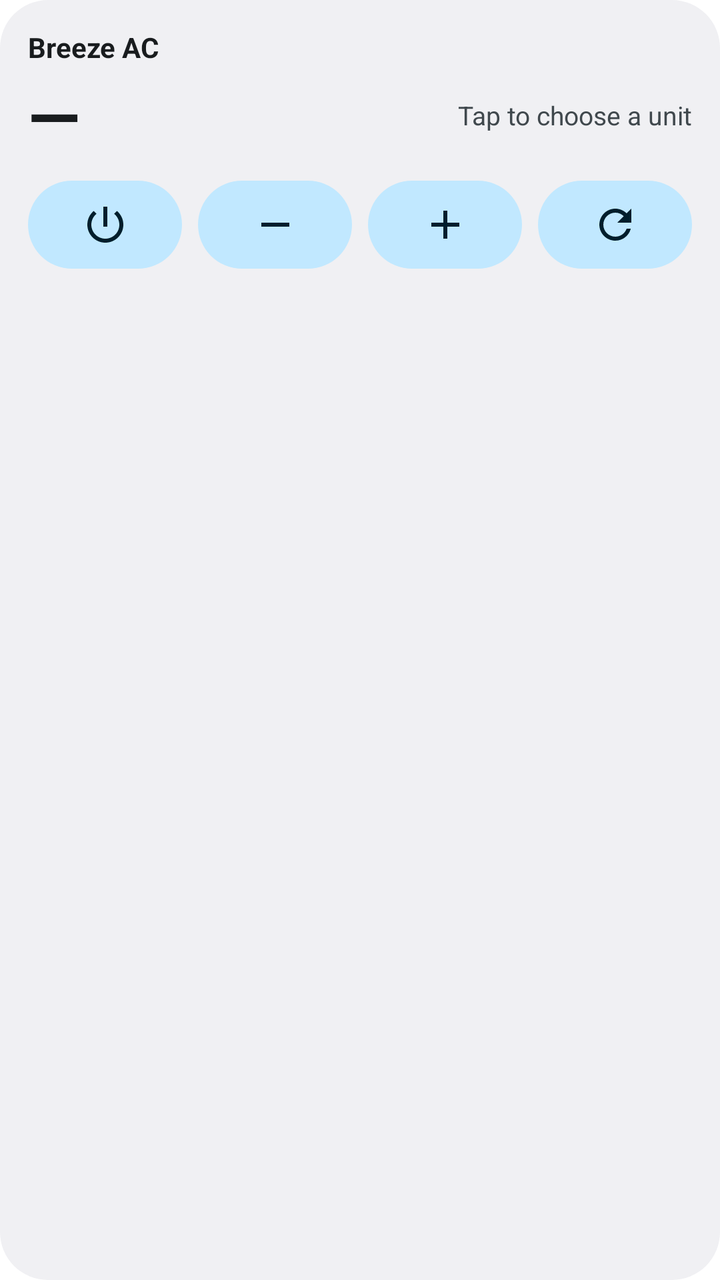
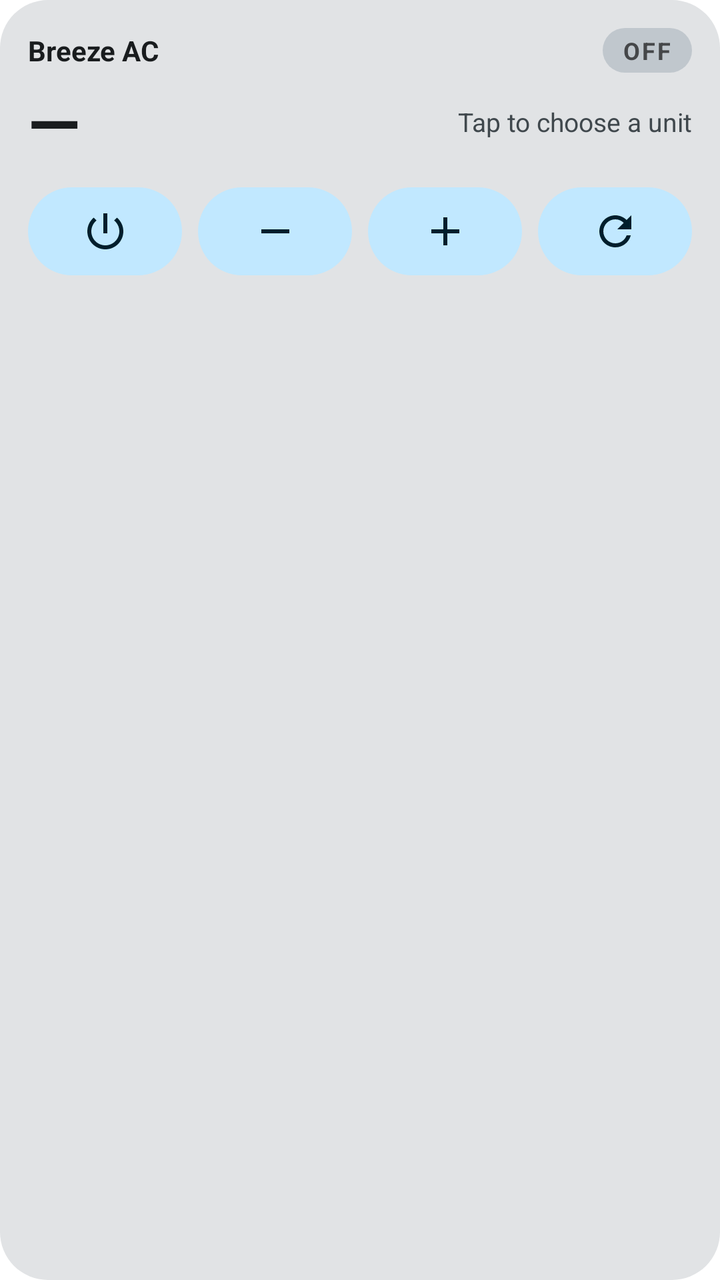

Before-and-after screenshots of an Android layout around one commit, followed by the original layout XML and the change that was made.
<!-- AndroidManifest.xml: fallback theme Theme.MaterialComponents.DayNight.NoActionBar -->
<!-- res/layout/breeze_widget.xml -->
<?xml version="1.0" encoding="utf-8"?>
<LinearLayout xmlns:android="http://schemas.android.com/apk/res/android"
    android:id="@+id/widget_root"
    android:layout_width="match_parent"
    android:layout_height="match_parent"
    android:orientation="vertical"
    android:background="@drawable/breeze_widget_bg"
    android:padding="14dp">

    <TextView
        android:id="@+id/widget_name"
        android:layout_width="match_parent"
        android:layout_height="wrap_content"
        android:maxLines="1"
        android:ellipsize="end"
        android:textStyle="bold"
        android:textSize="14sp"
        android:textColor="@color/widget_text_primary"
        android:text="@string/widget_label" />

    <LinearLayout
        android:layout_width="match_parent"
        android:layout_height="wrap_content"
        android:orientation="horizontal"
        android:gravity="center_vertical"
        android:layout_marginTop="2dp">

        <TextView
            android:id="@+id/widget_temp"
            android:layout_width="0dp"
            android:layout_height="wrap_content"
            android:layout_weight="1"
            android:maxLines="1"
            android:textStyle="bold"
            android:textSize="34sp"
            android:textColor="@color/widget_text_primary"
            android:text="@string/widget_dash" />

        <TextView
            android:id="@+id/widget_mode"
            android:layout_width="wrap_content"
            android:layout_height="wrap_content"
            android:gravity="end"
            android:maxLines="2"
            android:textSize="13sp"
            android:textColor="@color/widget_text_secondary"
            android:text="@string/widget_not_configured" />
    </LinearLayout>

    <LinearLayout
        android:layout_width="match_parent"
        android:layout_height="wrap_content"
        android:orientation="horizontal"
        android:layout_marginTop="10dp">

        <ImageButton
            android:id="@+id/widget_btn_power"
            android:layout_width="0dp"
            android:layout_height="44dp"
            android:layout_weight="1"
            android:background="@drawable/breeze_widget_btn_bg"
            android:src="@drawable/ic_widget_power"
            android:scaleType="centerInside"
            android:padding="8dp"
            android:contentDescription="Power" />

        <ImageButton
            android:id="@+id/widget_btn_minus"
            android:layout_width="0dp"
            android:layout_height="44dp"
            android:layout_weight="1"
            android:layout_marginStart="8dp"
            android:background="@drawable/breeze_widget_btn_bg"
            android:src="@drawable/ic_widget_minus"
            android:scaleType="centerInside"
            android:padding="8dp"
            android:contentDescription="Lower temperature" />

        <ImageButton
            android:id="@+id/widget_btn_plus"
            android:layout_width="0dp"
            android:layout_height="44dp"
            android:layout_weight="1"
            android:layout_marginStart="8dp"
            android:background="@drawable/breeze_widget_btn_bg"
            android:src="@drawable/ic_widget_plus"
            android:scaleType="centerInside"
            android:padding="8dp"
            android:contentDescription="Raise temperature" />

        <ImageButton
            android:id="@+id/widget_btn_refresh"
            android:layout_width="0dp"
            android:layout_height="44dp"
            android:layout_weight="1"
            android:layout_marginStart="8dp"
            android:background="@drawable/breeze_widget_btn_bg"
            android:src="@drawable/ic_widget_refresh"
            android:scaleType="centerInside"
            android:padding="8dp"
            android:contentDescription="Refresh" />
    </LinearLayout>
</LinearLayout>
<!-- resources referenced by this layout -->
<resources>
  <color name="widget_text_primary">#FF0B1B24</color>
  <color name="widget_text_secondary">#FF4B5A63</color>
  <!-- drawable breeze_widget_bg (drawable) -->
  <?xml version="1.0" encoding="utf-8"?>
  <shape xmlns:android="http://schemas.android.com/apk/res/android"
      android:shape="rectangle">
      <solid android:color="@color/widget_background" />
      <corners android:radius="24dp" />
  </shape>
  <!-- drawable breeze_widget_btn_bg (drawable) -->
  <?xml version="1.0" encoding="utf-8"?>
  <shape xmlns:android="http://schemas.android.com/apk/res/android"
      android:shape="rectangle">
      <solid android:color="@color/widget_button_bg" />
      <corners android:radius="22dp" />
  </shape>
  <!-- drawable ic_widget_minus (drawable) -->
  <vector xmlns:android="http://schemas.android.com/apk/res/android"
      android:width="24dp"
      android:height="24dp"
      android:viewportWidth="24"
      android:viewportHeight="24"
      android:tint="@color/widget_icon">
      <path
          android:fillColor="@android:color/white"
          android:pathData="M19,13H5v-2h14v2z" />
  </vector>
  <!-- drawable ic_widget_plus (drawable) -->
  <vector xmlns:android="http://schemas.android.com/apk/res/android"
      android:width="24dp"
      android:height="24dp"
      android:viewportWidth="24"
      android:viewportHeight="24"
      android:tint="@color/widget_icon">
      <path
          android:fillColor="@android:color/white"
          android:pathData="M19,13h-6v6h-2v-6H5v-2h6V5h2v6h6v2z" />
  </vector>
  <!-- drawable ic_widget_power (drawable) -->
  <vector xmlns:android="http://schemas.android.com/apk/res/android"
      android:width="24dp"
      android:height="24dp"
      android:viewportWidth="24"
      android:viewportHeight="24"
      android:tint="@color/widget_icon">
      <path
          android:fillColor="@android:color/white"
          android:pathData="M13,3h-2v10h2V3zM17.83,5.17l-1.42,1.42C17.99,7.86 19,9.81 19,12c0,3.87 -3.13,7 -7,7s-7,-3.13 -7,-7c0,-2.19 1.01,-4.14 2.58,-5.42L6.17,5.17C4.23,6.82 3,9.26 3,12c0,4.97 4.03,9 9,9s9,-4.03 9,-9c0,-2.74 -1.23,-5.18 -3.17,-6.83z" />
  </vector>
  <!-- drawable ic_widget_refresh (drawable) -->
  <vector xmlns:android="http://schemas.android.com/apk/res/android"
      android:width="24dp"
      android:height="24dp"
      android:viewportWidth="24"
      android:viewportHeight="24"
      android:tint="@color/widget_icon">
      <path
          android:fillColor="@android:color/white"
          android:pathData="M17.65,6.35C16.2,4.9 14.21,4 12,4c-4.42,0 -7.99,3.58 -7.99,8s3.57,8 7.99,8c3.73,0 6.84,-2.55 7.73,-6h-2.08c-0.82,2.33 -3.04,4 -5.65,4 -3.31,0 -6,-2.69 -6,-6s2.69,-6 6,-6c1.66,0 3.14,0.69 4.22,1.78L13,11h7V4l-2.35,2.35z" />
  </vector>
  <string name="widget_dash">—</string>
  <string name="widget_label">Breeze AC</string>
  <string name="widget_not_configured">Tap to choose a unit</string>
  <color name="widget_background">#FFF1F5F7</color>
  <color name="widget_button_bg">#FFDCE6EA</color>
  <color name="widget_icon">#FF0E6E7A</color>
</resources>

<!-- the commit's change to res/layout/breeze_widget.xml (unified diff, before → after) -->
@@ -4,19 +4,44 @@
     android:layout_width="match_parent"
     android:layout_height="match_parent"
     android:orientation="vertical"
-    android:background="@drawable/breeze_widget_bg"
+    android:background="@drawable/breeze_widget_bg_off"
     android:padding="14dp">
 
-    <TextView
-        android:id="@+id/widget_name"
+    <LinearLayout
         android:layout_width="match_parent"
         android:layout_height="wrap_content"
-        android:maxLines="1"
-        android:ellipsize="end"
-        android:textStyle="bold"
-        android:textSize="14sp"
-        android:textColor="@color/widget_text_primary"
-        android:text="@string/widget_label" />
+        android:orientation="horizontal"
+        android:gravity="center_vertical">
+
+        <TextView
+            android:id="@+id/widget_name"
+            android:layout_width="0dp"
+            android:layout_height="wrap_content"
+            android:layout_weight="1"
+            android:maxLines="1"
+            android:ellipsize="end"
+            android:textStyle="bold"
+            android:textSize="14sp"
+            android:textColor="@color/widget_text_primary"
+            android:text="@string/widget_label" />
+
+        
+        <TextView
+            android:id="@+id/widget_status"
+            android:layout_width="wrap_content"
+            android:layout_height="wrap_content"
+            android:layout_marginStart="6dp"
+            android:background="@drawable/breeze_widget_status_off"
+            android:paddingStart="10dp"
+            android:paddingEnd="10dp"
+            android:paddingTop="3dp"
+            android:paddingBottom="3dp"
+            android:textStyle="bold"
+            android:textSize="12sp"
+            android:letterSpacing="0.08"
+            android:textColor="@color/widget_status_off_text"
+            android:text="@string/widget_state_off" />
+    </LinearLayout>
 
     <LinearLayout
         android:layout_width="match_parent"
<!-- resource entries referenced after the edit -->
@@ -1,12 +1,13 @@
 <!-- resources referenced by this layout -->
 <resources>
+  <color name="widget_status_off_text">#FF55636B</color>
   <color name="widget_text_primary">#FF0B1B24</color>
   <color name="widget_text_secondary">#FF4B5A63</color>
-  <!-- drawable breeze_widget_bg (drawable) -->
+  <!-- drawable breeze_widget_bg_off (drawable) -->
   <?xml version="1.0" encoding="utf-8"?>
   <shape xmlns:android="http://schemas.android.com/apk/res/android"
       android:shape="rectangle">
-      <solid android:color="@color/widget_background" />
+      <solid android:color="@color/widget_bg_off" />
       <corners android:radius="24dp" />
   </shape>
   <!-- drawable breeze_widget_btn_bg (drawable) -->
@@ -15,6 +16,13 @@
       android:shape="rectangle">
       <solid android:color="@color/widget_button_bg" />
       <corners android:radius="22dp" />
+  </shape>
+  <!-- drawable breeze_widget_status_off (drawable) -->
+  <?xml version="1.0" encoding="utf-8"?>
+  <shape xmlns:android="http://schemas.android.com/apk/res/android"
+      android:shape="rectangle">
+      <solid android:color="@color/widget_status_off_bg" />
+      <corners android:radius="13dp" />
   </shape>
   <!-- drawable ic_widget_minus (drawable) -->
   <vector xmlns:android="http://schemas.android.com/apk/res/android"
@@ -63,8 +71,10 @@
   <string name="widget_dash">—</string>
   <string name="widget_label">Breeze AC</string>
   <string name="widget_not_configured">Tap to choose a unit</string>
-  <color name="widget_background">#FFF1F5F7</color>
+  <string name="widget_state_off">OFF</string>
+  <color name="widget_bg_off">#FFEDF0F2</color>
   <color name="widget_button_bg">#FFDCE6EA</color>
+  <color name="widget_status_off_bg">#FFD5DBDF</color>
   <color name="widget_icon">#FF0E6E7A</color>
 </resources>
 
